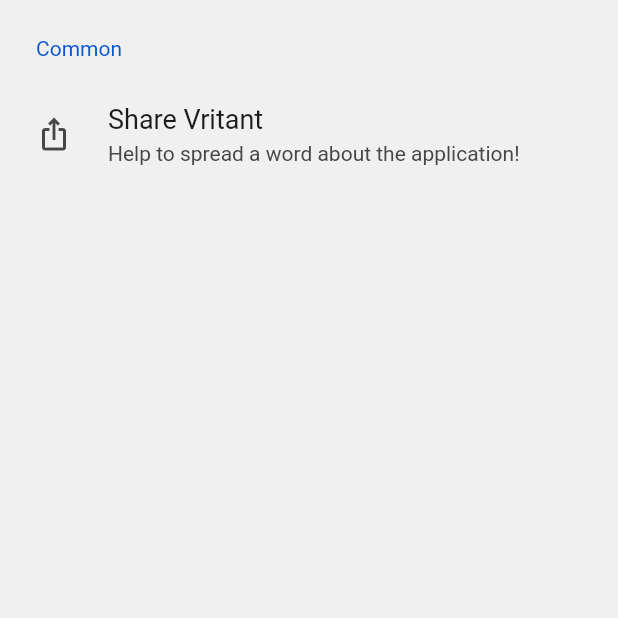
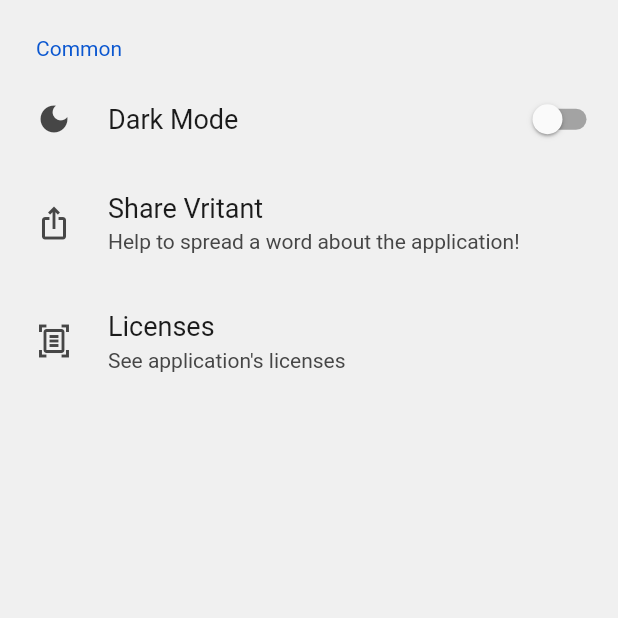
Before and after one commit to bhattabhi013/Vritant, a Flutter app: the SettingsPage screen opened directly, on a phone screen of 412 x 824 dp, the top half of it. Run offline on Flutter 3.47's test engine with Material 2 defaults, Android fonts, the light colour scheme and no system bars; drawn by our look-alikes of settings_ui; our stand-ins replace animated_text_kit, firebase_auth, firebase_core, flutter_svg, flutter_tts, google_sign_in and 3 more; missing offline and left inert: ar_flutter_plugin, is_first_run; accounts and stored records are empty; statements that could not run were skipped.

Commit message:
Update settings.dart

```diff
--- a/lib/Settings/settings.dart
+++ b/lib/Settings/settings.dart
@@ -1,16 +1,42 @@
 import 'package:flutter/material.dart';
+import 'package:provider/provider.dart';
 import 'package:settings_ui/settings_ui.dart';
 import 'package:share_plus/share_plus.dart';
+import 'package:vritant/Settings/licenses.dart';
+import 'package:vritant/themes/light.dart';
+import '../tabs/provider/ThemeProvider.dart';
+import '../themes/dark.dart';
 
 class SettingsPage extends StatefulWidget {
   const SettingsPage({Key? key}) : super(key: key);
   static const routeName = '/settings';
+
 
   @override
   State<SettingsPage> createState() => _SettingsPageState();
 }
 
 class _SettingsPageState extends State<SettingsPage> {
+  ThemeData? _currentTheme;
+
+
+  void _setTheme(ThemeData? theme) {
+    if (theme != null) {
+      setState(() {
+        _currentTheme = theme;
+      });
+    }
+  }
+
+  @override
+  void initState() {
+    // TODO: implement initState
+    _currentTheme = ThemeMode.system == ThemeMode.light ? lightTheme : darkTheme;
+    super.initState();
+  }
+
+  bool darkmode = false;
+  final String issuesurl = 'https://github.com/bhattabhi013/Vritant/issues';
   final String subject = 'Hey, check out Vritant, an amazing application that is built upon a comprehensive analysis of children\'s educational needs and the challenges they face while studying. It helps children learn rhymes faster in an easy and lucrative way!- https://github.com/bhattabhi013/Vritant';
   @override
   Widget build(BuildContext context) {
@@ -23,16 +49,44 @@ class _SettingsPageState extends State<SettingsPage> {
               title: const Text('Common'),
               tiles: <SettingsTile>[
 
+                SettingsTile.switchTile(initialValue: darkmode,
+                    leading:  const Icon(Icons.dark_mode),
+                    onToggle: (s) {
+                      final themeProvider =
+                      Provider.of<ThemeProvider>(context, listen: false);
+
+                  setState(() {
+                    darkmode = !darkmode;
+                  });
+
+                  if(darkmode) {
+                    setState(() {
+                      themeProvider.setDarkmode();
+                    });
+                  }
+                  else {
+                    setState(() {
+                      themeProvider.setLightMode();
+                    });
+                  }
+                    },
+                    title: Text('Dark Mode')),
+
                 SettingsTile.navigation(
                   leading: const Icon(Icons.ios_share),
                   title: const Text('Share Vritant'),
                   value: const Text('Help to spread a word about the application!'),
                   onPressed: (t) {
-                    Share.share(subject, subject: 'Check out this amazing application!');
-    }
-    ,
+                    Share.share(subject, subject: 'Check out this amazing application!');},
                 ),
-
+                SettingsTile.navigation(
+                  leading: const Icon(Icons.document_scanner_outlined),
+                  title: const Text('Licenses'),
+                  value: const Text('See application\'s licenses'),
+                  onPressed: (t) {
+                    Navigator.of(context).push(MaterialPageRoute(builder: (context) => LicensesScreen()));
+                  },
+                ),
               ],
             ),
           ],
```
